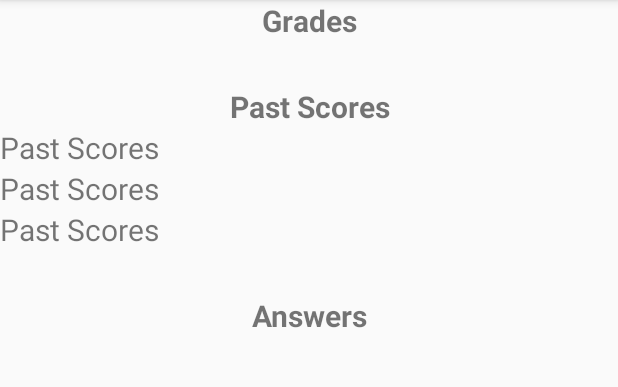
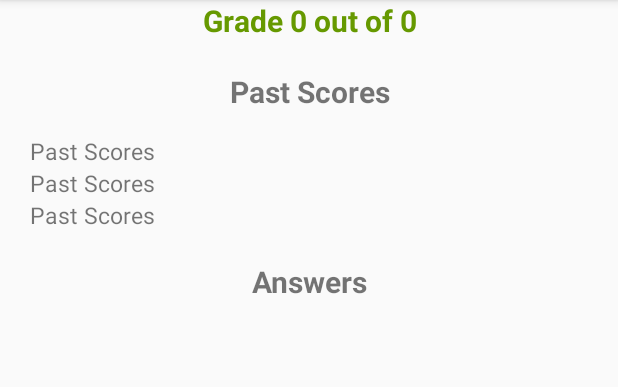
Before and after one commit to schidgopkar/QuizApp, an Android app: the ResultListFragment screen opened directly, with no data from a screen before it, on a phone screen of 412 x 824 dp, the part 84-471 px from its top. Run offline under Robolectric (Android 15) with nearby library versions, the phone set to English and light mode, and no system bars; our stand-ins replace Firebase (no records; nobody signed in at launch, a user with empty details on screens opened directly); 1 statement that could not run was skipped.

Commit message:
Completed Coding to display scores of past quiz attempts

```diff
--- a/app/src/main/java/com/psb/quizapp/MainActivity.kt
+++ b/app/src/main/java/com/psb/quizapp/MainActivity.kt
@@ -40,6 +40,10 @@ class MainActivity : AppCompatActivity() {
     override fun onCreate(savedInstanceState: Bundle?) {
         super.onCreate(savedInstanceState)
         setContentView(R.layout.activity_main)
+
+        val actionBar = supportActionBar
+
+        actionBar!!.setIcon(R.drawable.psb_logo)
 
         prevButton = findViewById(R.id.prev_button)
         nextButton = findViewById(R.id.next_button)
--- a/app/src/main/java/com/psb/quizapp/QuestionListViewModel.kt
+++ b/app/src/main/java/com/psb/quizapp/QuestionListViewModel.kt
@@ -3,7 +3,13 @@ package com.psb.quizapp
 import android.content.ContentValues
 import android.util.Log
 import androidx.lifecycle.ViewModel
+import com.google.firebase.Timestamp
+import com.google.firebase.auth.FirebaseAuth
 import com.google.firebase.firestore.FirebaseFirestore
+import com.google.firebase.firestore.Query
+import com.google.type.Date
+import java.sql.Time
+
 
 class QuestionListViewModel:ViewModel() {
 
@@ -12,6 +18,10 @@ class QuestionListViewModel:ViewModel() {
 
     // Access a Cloud Firestore instance from your Activity
     private val db = FirebaseFirestore.getInstance()
+
+    private val currentUser = FirebaseAuth.getInstance().currentUser!!.uid
+
+    private val userReference = db.collection("users").document(currentUser)
 
 
     fun getQuestionsData(callback:(data:MutableList<Question>) -> Unit) {
@@ -81,7 +91,34 @@ class QuestionListViewModel:ViewModel() {
 
     }
 
-    fun getPastScoresForUser(callback:(data:List<Int>) -> Unit){
+    fun uploadCurrentScore(score:Int){
+
+        val timestamp = java.sql.Timestamp(System.currentTimeMillis())
+
+        val scoreData = hashMapOf(
+            "timestamp" to timestamp,
+            "score" to score
+        )
+
+        userReference.collection("scores").add(scoreData)
+            .addOnSuccessListener { Log.d(TAG, "DocumentSnapshot successfully written!") }
+            .addOnFailureListener { e -> Log.w(TAG, "Error writing document", e) }
+    }
+
+    fun getPastScoresForUser(callback: (data: List<Map<String,Any>>) -> Unit) {
+
+        userReference.collection("scores").orderBy("timestamp", Query.Direction.DESCENDING).limit(3).get().addOnSuccessListener { documents ->
+            var scoreList = mutableListOf<Map<String,Any>>()
+            for (document in documents) {
+                Log.d(TAG, "${document.id} => ${document.data}")
+                val scoreData = document.data as Map<String,Any>
+                scoreList.add(scoreData)
+            }
+            callback(scoreList)
+        }
+            .addOnFailureListener { exception ->
+                Log.w(TAG, "Error getting documents: ", exception)
+            }
 
 
 
--- a/app/src/main/java/com/psb/quizapp/ResultListFragment.kt
+++ b/app/src/main/java/com/psb/quizapp/ResultListFragment.kt
@@ -14,12 +14,10 @@ import androidx.recyclerview.widget.LinearLayoutManager
 import androidx.recyclerview.widget.RecyclerView
 import kotlinx.android.synthetic.main.fragment_result_list.*
 import android.content.Intent
+import com.google.common.base.Strings
+import com.google.firebase.Timestamp
 
-
-
-
-
-private const val TAG = "ResultListFragment"
+const val TAG = "ResultListFragment"
 
 class ResultListFragment : Fragment() {
 
@@ -28,6 +26,9 @@ class ResultListFragment : Fragment() {
     var correctAnswerCount = 0
 
     private lateinit var gradeTextView:TextView
+    private lateinit var firstScoreTextView: TextView
+    private  lateinit var secondScoreTextView: TextView
+    private lateinit var thirdScoreTextView: TextView
 
     private lateinit var resultRecyclerView: RecyclerView
     private var adapter: ResultAdapter? = null
@@ -60,7 +61,9 @@ class ResultListFragment : Fragment() {
         updateUI()
 
         gradeTextView= view.findViewById(R.id.grade_text_view)
-
+        firstScoreTextView = view.findViewById(R.id.first_score_textview)
+        secondScoreTextView = view.findViewById(R.id.second_score_textview)
+        thirdScoreTextView = view.findViewById(R.id.third_score_textview)
 
         return view
     }
@@ -73,12 +76,25 @@ class ResultListFragment : Fragment() {
                 if(userAnswers[question.id] == question.answer){
                     correctAnswerCount ++
 
+                }
             }
-                gradeTextView.text = "Grade $correctAnswerCount out of ${data.size}"
+            gradeTextView.text = "Grade $correctAnswerCount out of ${data.size}"
+            questionListViewModel.uploadCurrentScore(correctAnswerCount)
+        }
+
+        questionListViewModel.getPastScoresForUser {scoreList ->
+            for(score in scoreList){
+                val firstTimestamp = scoreList[0]["timestamp"] as Timestamp
+                val secondTimestamp = scoreList[1]["timestamp"] as Timestamp
+                val thirdTimestamp = scoreList[2]["timestamp"] as Timestamp
+                val firstScore = scoreList[0]["score"]
+                val secondScore = scoreList[1]["score"]
+                val thirdScore = scoreList[2]["score"]
+                firstScoreTextView.text =  "${firstTimestamp.toDate()}  ->  $firstScore"
+                secondScoreTextView.text = "${secondTimestamp.toDate()}  ->  $secondScore"
+                thirdScoreTextView.text = "${thirdTimestamp.toDate()}  ->  $thirdScore"
             }
         }
-
-
     }
 
     private inner class ResultHolder(view: View) : RecyclerView.ViewHolder(view),
--- a/app/src/main/res/layout/fragment_result_list.xml
+++ b/app/src/main/res/layout/fragment_result_list.xml
@@ -18,6 +18,7 @@
             android:text="Grades"
             android:textAlignment="center"
             android:textStyle="bold"
+            android:textColor="@android:color/holo_green_dark"
             />
 
         <TextView
@@ -27,28 +28,35 @@
             android:text="Past Scores"
             android:textAlignment="center"
             android:textStyle="bold"
-            android:layout_marginTop="30dp"
+            android:layout_marginTop="20dp"
+            android:layout_marginBottom="15dp"
             />
 
         <TextView
+            android:id="@+id/first_score_textview"
             android:layout_width="match_parent"
             android:layout_height="wrap_content"
-            android:textSize="20sp"
+            android:textSize="15sp"
             android:text="Past Scores"
+            android:paddingLeft="20dp"
             />
 
         <TextView
+            android:id="@+id/second_score_textview"
             android:layout_width="match_parent"
             android:layout_height="wrap_content"
-            android:textSize="20sp"
+            android:textSize="15sp"
             android:text="Past Scores"
+            android:paddingLeft="20dp"
             />
 
         <TextView
+            android:id="@+id/third_score_textview"
             android:layout_width="match_parent"
             android:layout_height="wrap_content"
-            android:textSize="20sp"
+            android:textSize="15sp"
             android:text="Past Scores"
+            android:paddingLeft="20dp"
             />
 
         <TextView
@@ -58,7 +66,7 @@
             android:text="Answers"
             android:textAlignment="center"
             android:textStyle="bold"
-            android:layout_marginTop="30dp"
+            android:layout_marginTop="20dp"
             />
 
 
@@ -67,7 +75,7 @@
             android:id="@+id/result_recycler_view"
             android:layout_width="match_parent"
             android:layout_height="match_parent"
-            android:layout_marginTop="30dp"/>
+            android:layout_marginTop="15dp"/>
 
     </LinearLayout>
 
```
